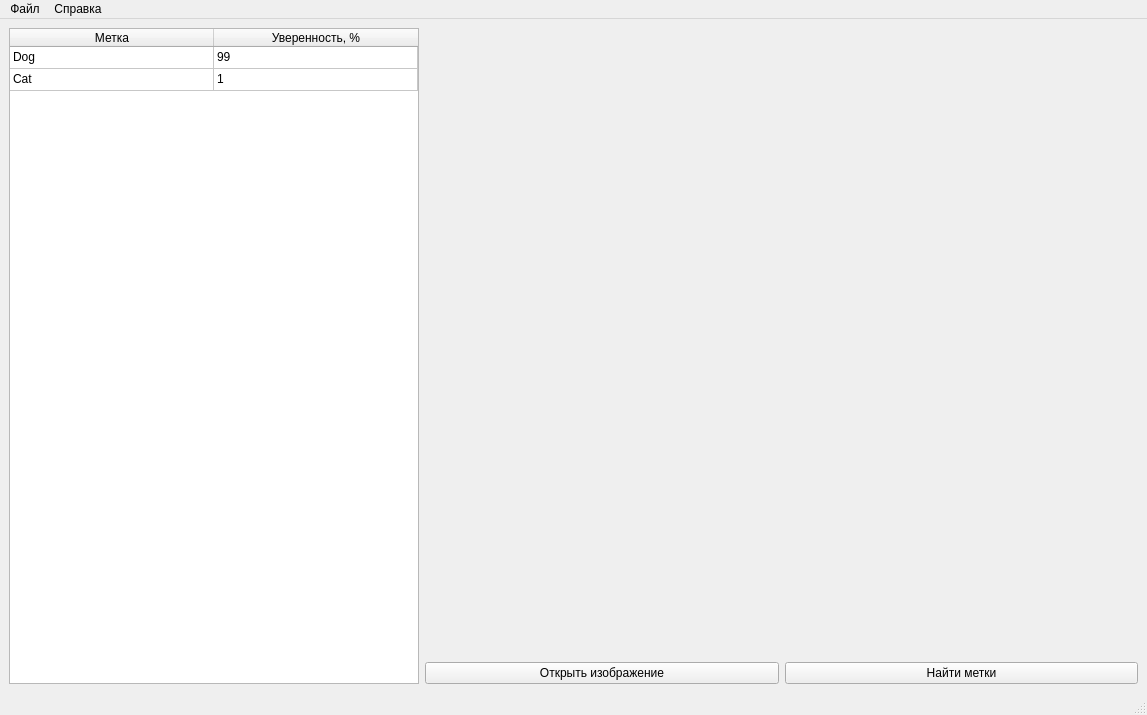
First picture: the form in View/MainWindow.ui, repository logisticAKB/LandmarkRecognition, before the edit.
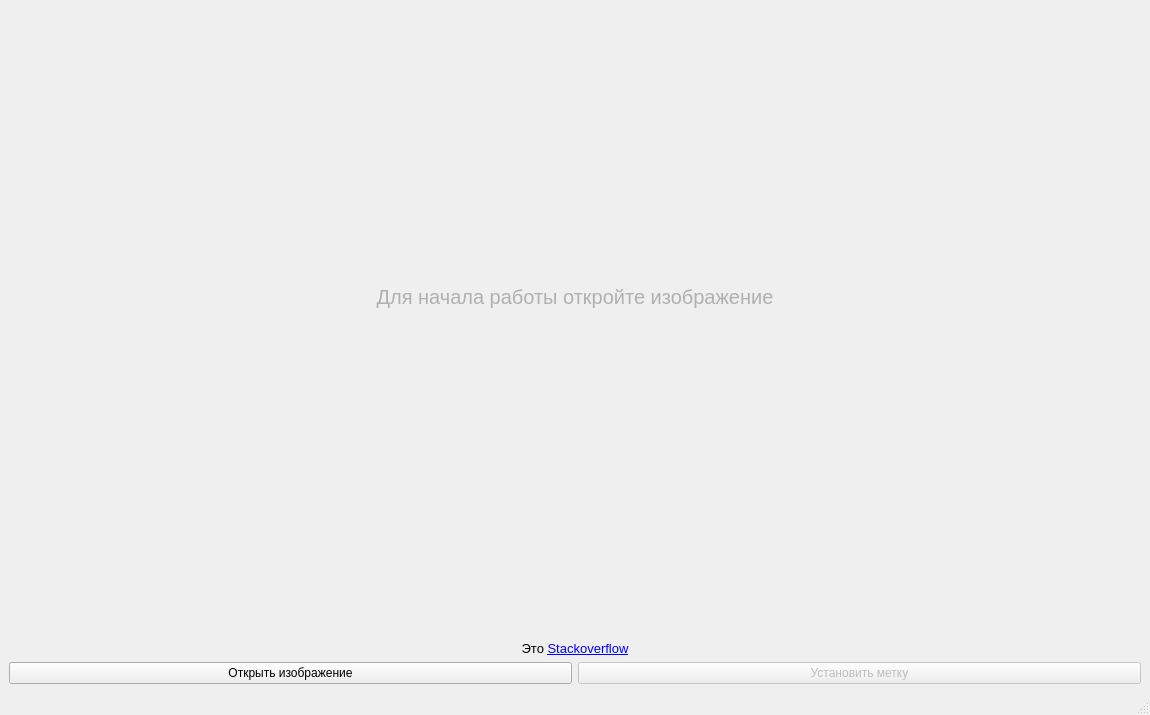
Second picture: the form after the edit. Icons and pictures are not drawn.

Diff of the .ui file:
```diff
--- a/View/MainWindow.ui
+++ b/View/MainWindow.ui
@@ -6,7 +6,7 @@
    <rect>
     <x>0</x>
     <y>0</y>
-    <width>1147</width>
+    <width>1150</width>
     <height>715</height>
    </rect>
   </property>
@@ -15,126 +15,55 @@
   </property>
   <widget class="QWidget" name="centralwidget">
    <layout class="QGridLayout" name="gridLayout">
-    <item row="0" column="0">
-     <layout class="QVBoxLayout" name="reportLayout">
-      <item>
-       <widget class="QTableWidget" name="report">
-        <property name="minimumSize">
-         <size>
-          <width>410</width>
-          <height>0</height>
-         </size>
-        </property>
-        <property name="maximumSize">
-         <size>
-          <width>410</width>
-          <height>16777215</height>
-         </size>
-        </property>
-        <property name="showGrid">
-         <bool>true</bool>
-        </property>
-        <property name="gridStyle">
-         <enum>Qt::SolidLine</enum>
-        </property>
-        <property name="sortingEnabled">
-         <bool>true</bool>
-        </property>
-        <property name="rowCount">
-         <number>2</number>
-        </property>
-        <attribute name="horizontalHeaderVisible">
-         <bool>true</bool>
-        </attribute>
-        <attribute name="horizontalHeaderMinimumSectionSize">
-         <number>0</number>
-        </attribute>
-        <attribute name="horizontalHeaderDefaultSectionSize">
-         <number>204</number>
-        </attribute>
-        <attribute name="horizontalHeaderStretchLastSection">
-         <bool>false</bool>
-        </attribute>
-        <attribute name="verticalHeaderVisible">
-         <bool>false</bool>
-        </attribute>
-        <attribute name="verticalHeaderCascadingSectionResizes">
-         <bool>false</bool>
-        </attribute>
-        <attribute name="verticalHeaderDefaultSectionSize">
-         <number>22</number>
-        </attribute>
-        <attribute name="verticalHeaderShowSortIndicator" stdset="0">
-         <bool>false</bool>
-        </attribute>
-        <attribute name="verticalHeaderStretchLastSection">
-         <bool>false</bool>
-        </attribute>
-        <row>
-         <property name="text">
-          <string>0</string>
-         </property>
-        </row>
-        <row>
-         <property name="text">
-          <string>1</string>
-         </property>
-        </row>
-        <column>
-         <property name="text">
-          <string>Метка</string>
-         </property>
-        </column>
-        <column>
-         <property name="text">
-          <string>Уверенность, %</string>
-         </property>
-        </column>
-        <item row="0" column="0">
-         <property name="text">
-          <string>Dog</string>
-         </property>
-        </item>
-        <item row="0" column="1">
-         <property name="text">
-          <string>99</string>
-         </property>
-        </item>
-        <item row="1" column="0">
-         <property name="text">
-          <string>Cat</string>
-         </property>
-        </item>
-        <item row="1" column="1">
-         <property name="text">
-          <string>1</string>
-         </property>
-        </item>
-       </widget>
-      </item>
-     </layout>
-    </item>
     <item row="0" column="1">
      <layout class="QVBoxLayout" name="imageLayout">
       <item>
        <widget class="QLabel" name="image">
+        <property name="text">
+         <string>&lt;html&gt;&lt;head/&gt;&lt;body&gt;&lt;p&gt;&lt;span style=&quot; font-family:'Museo Sans Cyrl','Arial','sans-serif'; font-size:15pt; color:#b0b0b0;&quot;&gt;Для начала работы откройте изображение&lt;/span&gt;&lt;/p&gt;&lt;p&gt;&lt;br/&gt;&lt;/p&gt;&lt;/body&gt;&lt;/html&gt;</string>
+        </property>
+        <property name="textFormat">
+         <enum>Qt::MarkdownText</enum>
+        </property>
+        <property name="scaledContents">
+         <bool>false</bool>
+        </property>
+        <property name="alignment">
+         <set>Qt::AlignCenter</set>
+        </property>
+        <property name="wordWrap">
+         <bool>false</bool>
+        </property>
+       </widget>
+      </item>
+      <item>
+       <widget class="QLabel" name="answer">
         <property name="sizePolicy">
-         <sizepolicy hsizetype="Preferred" vsizetype="Preferred">
+         <sizepolicy hsizetype="Preferred" vsizetype="Fixed">
           <horstretch>0</horstretch>
           <verstretch>0</verstretch>
          </sizepolicy>
         </property>
+        <property name="minimumSize">
+         <size>
+          <width>0</width>
+          <height>25</height>
+         </size>
+        </property>
         <property name="text">
-         <string/>
+         <string>&lt;html&gt;&lt;head/&gt;&lt;body&gt;&lt;p&gt;&lt;span style=&quot; font-family:'Museo Sans Cyrl','Arial','sans-serif'; font-size:10pt;&quot;&gt;Это &lt;/span&gt;&lt;a href=&quot;http://stackoverflow.com/&quot;&gt;&lt;span style=&quot; font-family:'Museo Sans Cyrl','Arial','sans-serif'; font-size:10pt; text-decoration: underline; color:#0000ff;&quot;&gt;Stackoverflow&lt;/span&gt;&lt;/a&gt;&lt;/p&gt;&lt;/body&gt;&lt;/html&gt;</string>
         </property>
-        <property name="pixmap">
-         <pixmap>StartImage.jpg</pixmap>
+        <property name="textFormat">
+         <enum>Qt::MarkdownText</enum>
         </property>
         <property name="scaledContents">
          <bool>false</bool>
         </property>
         <property name="alignment">
-         <set>Qt::AlignCenter</set>
+         <set>Qt::AlignBottom|Qt::AlignHCenter</set>
+        </property>
+        <property name="openExternalLinks">
+         <bool>true</bool>
         </property>
        </widget>
       </item>
@@ -142,15 +71,33 @@
        <layout class="QHBoxLayout" name="buttonLayout">
         <item>
          <widget class="QPushButton" name="openImage">
+          <property name="enabled">
+           <bool>true</bool>
+          </property>
+          <property name="maximumSize">
+           <size>
+            <width>16777215</width>
+            <height>16777215</height>
+           </size>
+          </property>
           <property name="text">
            <string>Открыть изображение</string>
           </property>
          </widget>
         </item>
         <item>
-         <widget class="QPushButton" name="recognizeImage">
+         <widget class="QPushButton" name="findLabel">
+          <property name="enabled">
+           <bool>false</bool>
+          </property>
+          <property name="maximumSize">
+           <size>
+            <width>16777215</width>
+            <height>16777215</height>
+           </size>
+          </property>
           <property name="text">
-           <string>Найти метки</string>
+           <string>Установить метку</string>
           </property>
          </widget>
         </item>
@@ -160,34 +107,6 @@
     </item>
    </layout>
   </widget>
-  <widget class="QMenuBar" name="menubar">
-   <property name="geometry">
-    <rect>
-     <x>0</x>
-     <y>0</y>
-     <width>1147</width>
-     <height>18</height>
-    </rect>
-   </property>
-   <widget class="QMenu" name="file">
-    <property name="title">
-     <string>Файл</string>
-    </property>
-    <addaction name="open"/>
-    <addaction name="recognize"/>
-    <addaction name="exportToJson"/>
-    <addaction name="separator"/>
-    <addaction name="exit"/>
-   </widget>
-   <widget class="QMenu" name="help">
-    <property name="title">
-     <string>Справка</string>
-    </property>
-    <addaction name="about"/>
-   </widget>
-   <addaction name="file"/>
-   <addaction name="help"/>
-  </widget>
   <widget class="QStatusBar" name="statusbar"/>
   <action name="about">
    <property name="text">
```
Left out of the diff: 6 changed lines with no effect on the pictures.
